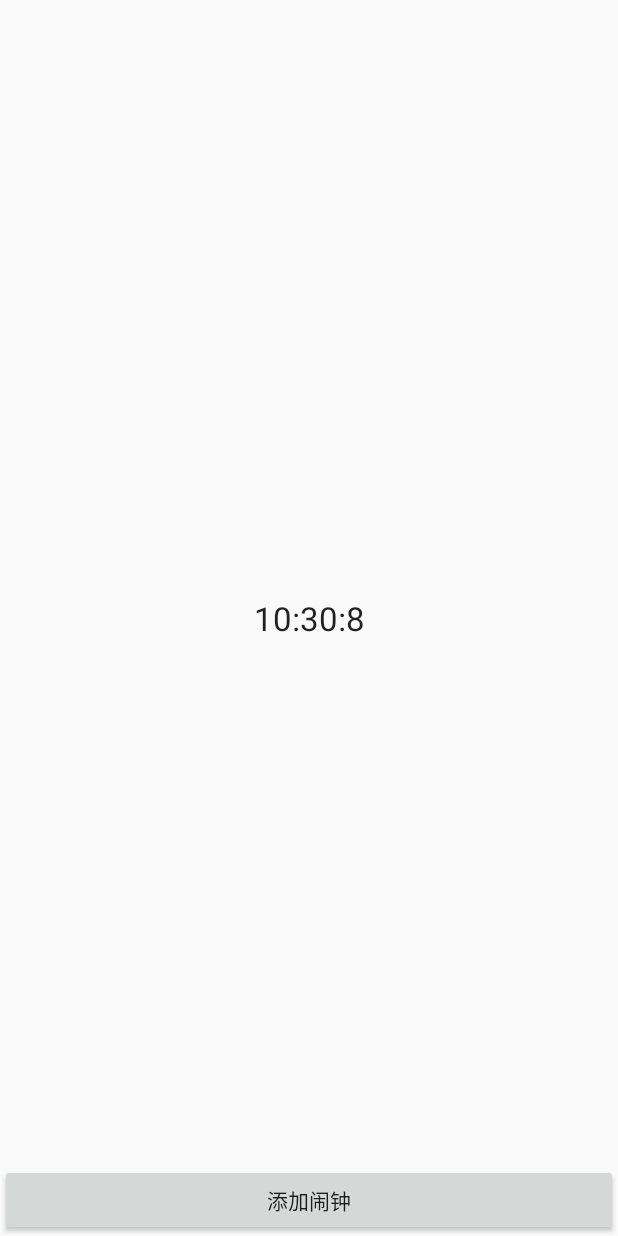
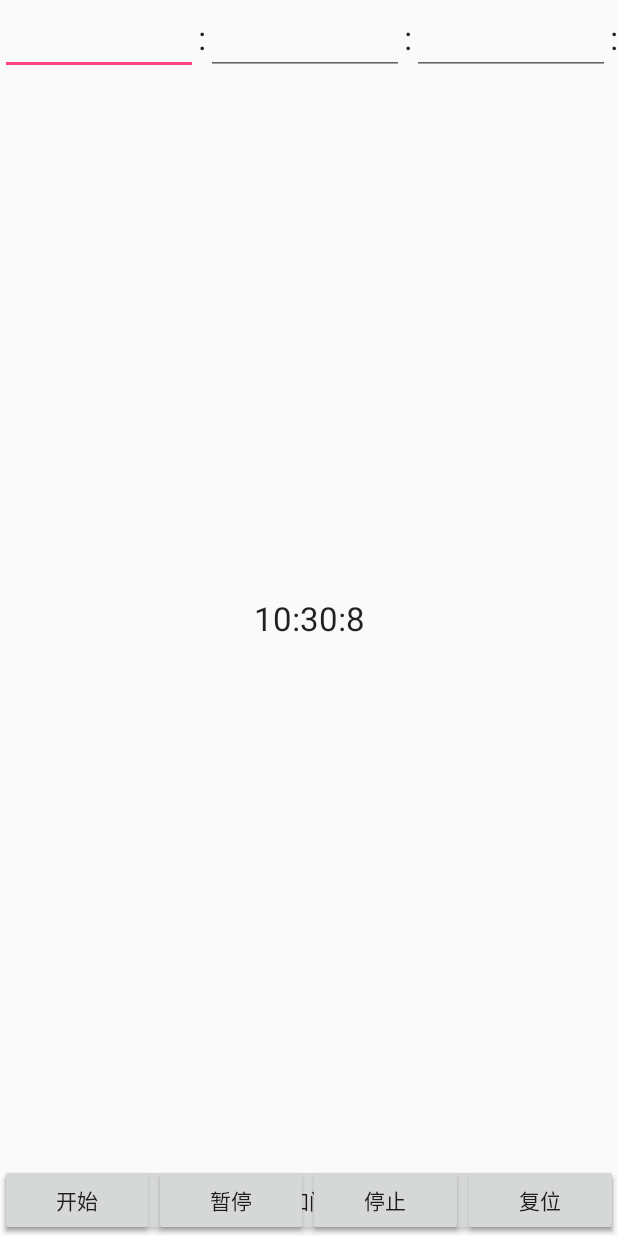
Before and after one commit to fengchaohua/turoDogClock, an Android app: the screen it shows after launch (MainActivity), on a phone screen of 412 x 824 dp. Run offline under Robolectric (Android 15) with nearby library versions, the phone set to English and light mode, and no system bars.

Commit message:
Step7: 定制计时器界面

```diff
--- a/app/src/main/java/com/turo/turodogclock/AlarmView.java
+++ b/app/src/main/java/com/turo/turodogclock/AlarmView.java
@@ -30,11 +30,23 @@ public class AlarmView extends LinearLayout{
     private AlarmManager alarmManager;
     private String KEY_ALARM_LIST = "alarmList";
 
+
+    /**
+     * 构造方法1
+     * 程序使用
+     * @param context
+     */
     public AlarmView(Context context) {
         super(context);
         init();
     }
 
+    /**
+     * 构造方法2
+     * xml布局资源使用
+     * @param context
+     * @param attrs
+     */
     public AlarmView(Context context, AttributeSet attrs) {
         super(context, attrs);
         init();
@@ -49,9 +61,11 @@ public class AlarmView extends LinearLayout{
         alarmManager = (AlarmManager) getContext().getSystemService(Context.ALARM_SERVICE);
     }
 
-
-        @Override
-        protected void onFinishInflate() {
+    /**
+     * 初始化完成方法
+     */
+    @Override
+    protected void onFinishInflate() {
             super.onFinishInflate();
 
             btnAddAlarm = (Button) findViewById(R.id.btnAddAlarm);
--- /dev/null
+++ b/app/src/main/java/com/turo/turodogclock/TimerView.java
@@ -0,0 +1,40 @@
+package com.turo.turodogclock;
+
+import android.content.Context;
+import android.util.AttributeSet;
+import android.widget.Button;
+import android.widget.EditText;
+import android.widget.LinearLayout;
+
+/**
+ * Created by YQ950209 on 2016/9/14.
+ */
+public class TimerView extends LinearLayout {
+
+
+    private Button btnStart, btnPause, btnResume, btnReset;
+    private EditText etHour, etMin, etSec;
+    public TimerView(Context context) {
+        super(context);
+    }
+
+    public TimerView(Context context, AttributeSet attrs) {
+        super(context, attrs);
+    }
+
+    @Override
+    protected void onFinishInflate() {
+        super.onFinishInflate();
+
+        btnStart = (Button) findViewById(R.id.btnStart);
+        btnPause = (Button) findViewById(R.id.btnPause);
+        btnResume = (Button) findViewById(R.id.btnResume);
+        btnReset = (Button) findViewById(R.id.btnReset);
+
+        etHour = (EditText) findViewById(R.id.etHour);
+        etMin = (EditText) findViewById(R.id.etMin);
+        etSec = (EditText) findViewById(R.id.etSec);
+
+
+    }
+}
--- a/app/src/main/res/layout/activity_main.xml
+++ b/app/src/main/res/layout/activity_main.xml
@@ -61,11 +61,100 @@
 
                 </com.turo.turodogclock.AlarmView>
 
-                <LinearLayout
+                <com.turo.turodogclock.TimerView
                     android:id="@+id/tabTimer"
                     android:layout_width="match_parent"
                     android:layout_height="match_parent"
-                    android:orientation="vertical"></LinearLayout>
+                    android:orientation="vertical">
+
+                    <LinearLayout
+                        android:layout_width="match_parent"
+                        android:layout_height="0dp"
+                        android:layout_weight="1"
+                        android:orientation="horizontal"
+                        >
+                        <EditText
+                            android:id="@+id/etHour"
+                            android:layout_width="0dp"
+                            android:layout_height="wrap_content"
+                            android:layout_weight="1"
+                            android:inputType="number"
+                            android:singleLine="true"
+                            android:textAppearance="?android:attr/textAppearanceLarge"/>
+
+                        <TextView
+                            android:layout_width="wrap_content"
+                            android:layout_height="wrap_content"
+                            android:text=":"
+                            android:textAppearance="?android:attr/textAppearanceLarge"/>
+
+                        <EditText
+                            android:id="@+id/etMin"
+                            android:layout_width="0dp"
+                            android:layout_height="wrap_content"
+                            android:layout_weight="1"
+                            android:inputType="number"
+                            android:singleLine="true"
+                            android:textAppearance="?android:attr/textAppearanceLarge"/>
+
+                        <TextView
+                            android:layout_width="wrap_content"
+                            android:layout_height="wrap_content"
+                            android:text=":"
+                            android:textAppearance="?android:attr/textAppearanceLarge"/>
+
+                        <EditText
+                            android:id="@+id/etSec"
+                            android:layout_width="0dp"
+                            android:layout_height="wrap_content"
+                            android:layout_weight="1"
+                            android:inputType="number"
+                            android:singleLine="true"
+                            android:textAppearance="?android:attr/textAppearanceLarge"/>
+
+                        <TextView
+                            android:layout_width="wrap_content"
+                            android:layout_height="wrap_content"
+                            android:text=":"
+                            android:textAppearance="?android:attr/textAppearanceLarge"/>
+                    </LinearLayout>
+
+                    <LinearLayout
+                        android:id="@+id/btnGroup"
+                        android:layout_width="match_parent"
+                        android:layout_height="wrap_content"
+                        android:orientation="horizontal">
+
+                        <Button
+                            android:id="@+id/btnStart"
+                            android:layout_width="0dp"
+                            android:layout_height="wrap_content"
+                            android:layout_weight="1"
+                            android:text="@string/start"/>
+
+                        <Button
+                            android:id="@+id/btnPause"
+                            android:layout_width="0dp"
+                            android:layout_height="wrap_content"
+                            android:layout_weight="1"
+                            android:text="@string/pause"/>
+
+                        <Button
+                            android:id="@+id/btnResume"
+                            android:layout_width="0dp"
+                            android:layout_height="wrap_content"
+                            android:layout_weight="1"
+                            android:text="@string/resume"/>
+
+                        <Button
+                            android:id="@+id/btnReset"
+                            android:layout_width="0dp"
+                            android:layout_height="wrap_content"
+                            android:layout_weight="1"
+                            android:text="@string/reset"/>
+                    </LinearLayout>
+
+                </com.turo.turodogclock.TimerView>
 
                 <LinearLayout
                     android:id="@+id/tabStopWatch"
--- a/app/src/main/res/values/strings.xml
+++ b/app/src/main/res/values/strings.xml
@@ -2,4 +2,8 @@
     <string name="app_name">TuroDogClock</string>
     <string name="addAlarm">添加闹钟</string>
     <string name="play_sound">play_sound</string>
+    <string name="start">开始</string>
+    <string name="pause">暂停</string>
+    <string name="resume">停止</string>
+    <string name="reset">复位</string>
 </resources>
```
